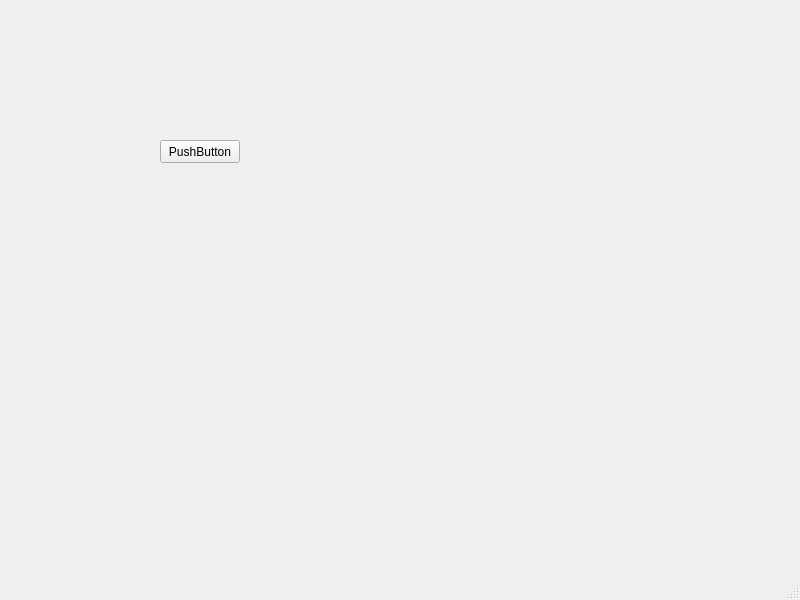
First picture: the form in Src/window/mainwindow.ui, repository HATTER-LONG/AUTestTools, before the edit.
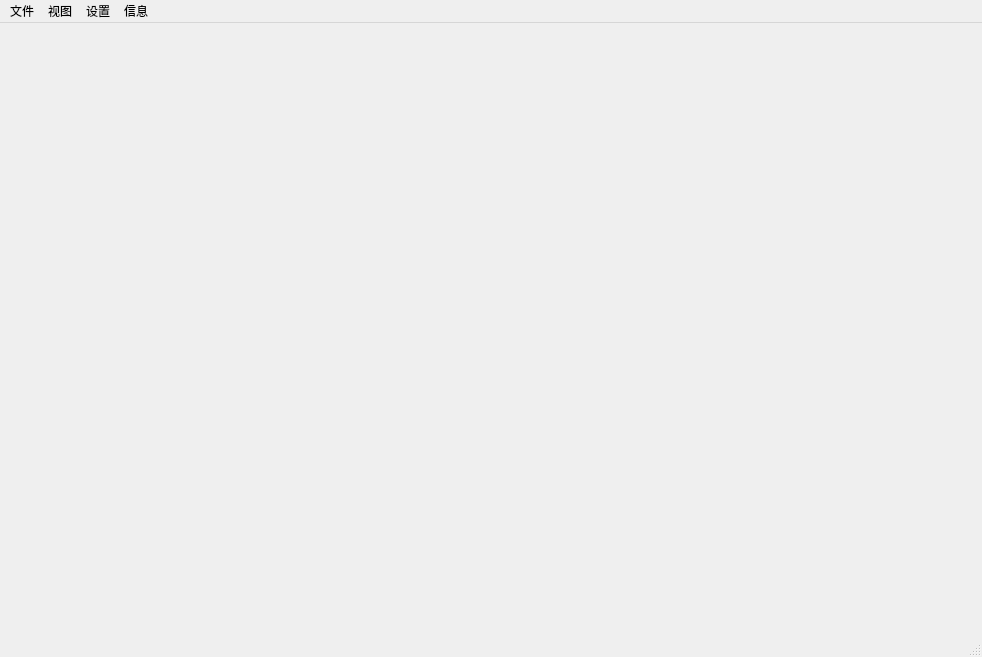
Second picture: the form after the edit.

Diff of the .ui file:
```diff
--- a/Src/window/mainwindow.ui
+++ b/Src/window/mainwindow.ui
@@ -6,26 +6,24 @@
    <rect>
     <x>0</x>
     <y>0</y>
-    <width>800</width>
-    <height>600</height>
+    <width>982</width>
+    <height>657</height>
    </rect>
   </property>
   <property name="windowTitle">
    <string>MainWindow</string>
   </property>
   <widget class="QWidget" name="centralwidget">
-   <widget class="QPushButton" name="pushButton">
+   <widget class="QWidget" name="horizontalLayoutWidget">
     <property name="geometry">
      <rect>
-      <x>160</x>
-      <y>140</y>
-      <width>80</width>
-      <height>23</height>
+      <x>360</x>
+      <y>240</y>
+      <width>160</width>
+      <height>80</height>
      </rect>
     </property>
-    <property name="text">
-     <string>PushButton</string>
-    </property>
+    <layout class="QHBoxLayout" name="horizontalLayout"/>
    </widget>
   </widget>
   <widget class="QMenuBar" name="menubar">
@@ -33,10 +31,53 @@
     <rect>
      <x>0</x>
      <y>0</y>
-     <width>800</width>
-     <height>20</height>
+     <width>982</width>
+     <height>23</height>
     </rect>
    </property>
+   <widget class="QMenu" name="menutest">
+    <property name="title">
+     <string>文件</string>
+    </property>
+    <addaction name="actionfileopen"/>
+    <addaction name="actionFileClose"/>
+    <addaction name="separator"/>
+    <addaction name="actionFileSave"/>
+    <addaction name="actionQuit"/>
+   </widget>
+   <widget class="QMenu" name="menu">
+    <property name="title">
+     <string>视图</string>
+    </property>
+    <addaction name="actionSwitchView"/>
+    <addaction name="actionAlwaysTop"/>
+   </widget>
+   <widget class="QMenu" name="menu_2">
+    <property name="title">
+     <string>设置</string>
+    </property>
+    <widget class="QMenu" name="menuMock">
+     <property name="title">
+      <string>Mock快捷设置</string>
+     </property>
+     <addaction name="actionSettingDefault1"/>
+     <addaction name="actionSettingDefault2"/>
+     <addaction name="actionSettingDefault3"/>
+    </widget>
+    <addaction name="actionSettingAddMockTool"/>
+    <addaction name="menuMock"/>
+    <addaction name="actionPreViewCode"/>
+   </widget>
+   <widget class="QMenu" name="menu_3">
+    <property name="title">
+     <string>信息</string>
+    </property>
+    <addaction name="actionShowVersion"/>
+   </widget>
+   <addaction name="menutest"/>
+   <addaction name="menu"/>
+   <addaction name="menu_2"/>
+   <addaction name="menu_3"/>
   </widget>
   <widget class="QStatusBar" name="statusbar"/>
  </widget>
```
Left out of the diff: 65 changed lines with no effect on the pictures.
